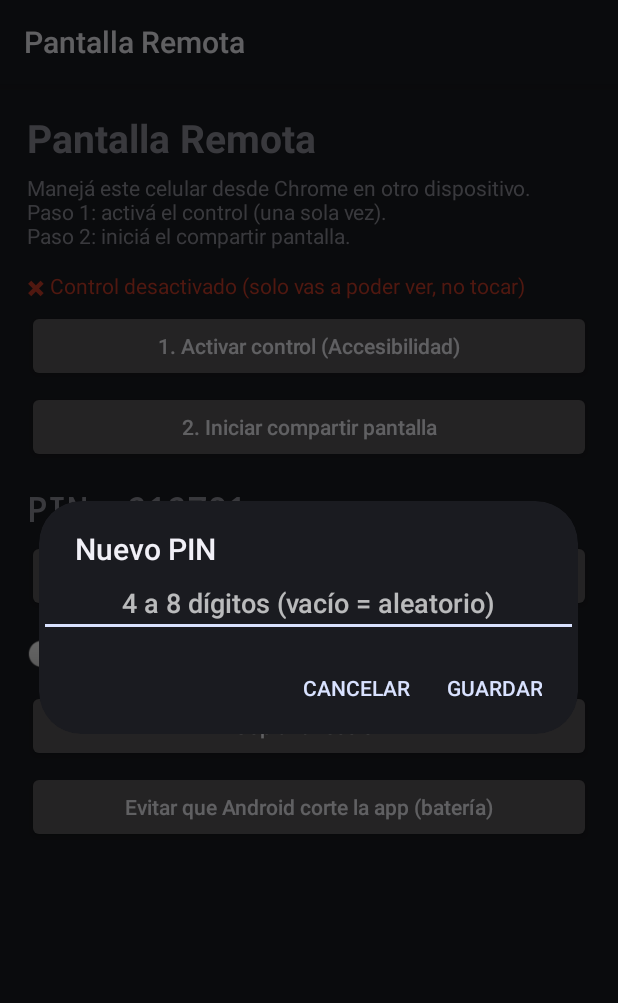
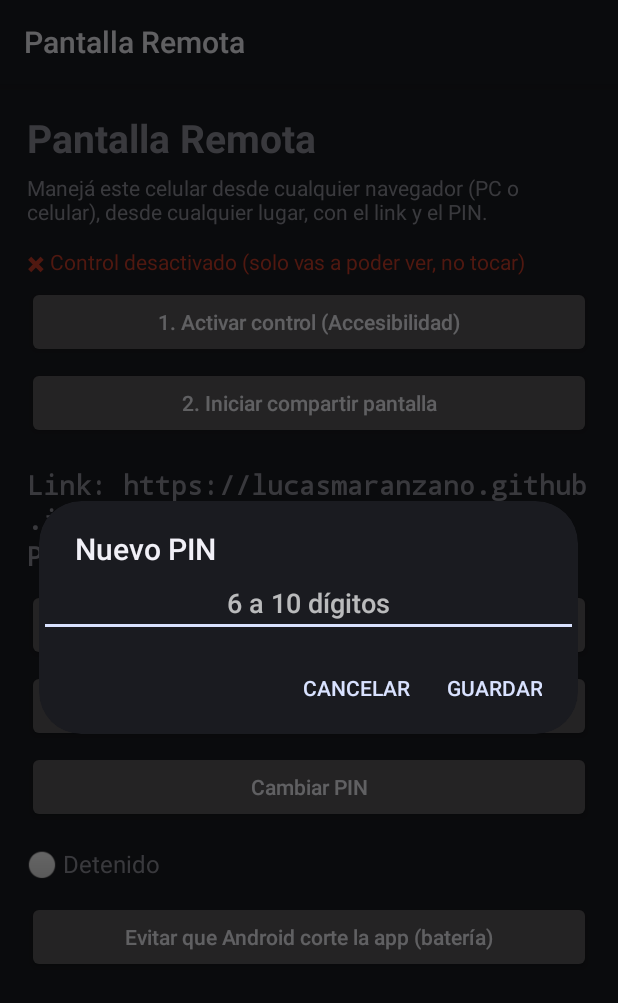
Before and after one commit to lucasmaranzano/apkremota, an Android app: the screen it shows after launch (MainActivity), after a tap on "Cambiar PIN", on a phone screen of 412 x 824 dp. Shown: the top 1003 px of the screen. Run offline under Robolectric (Android 15) with nearby library versions, the phone set to English and light mode, and no system bars; libraries missing offline, so code that uses them is left out: org.webrtc.

Commit message:
Refactor MainActivity and update PIN handling
Refactor MainActivity by removing unused imports and methods, updating UI elements, and changing PIN functionality to accept 6 to 10 digits.

```diff
--- a/app/src/main/java/com/lucas/pantallaremota/MainActivity.java
+++ b/app/src/main/java/com/lucas/pantallaremota/MainActivity.java
@@ -5,9 +5,7 @@ import android.app.Activity;
 import android.app.AlertDialog;
 import android.content.ClipData;
 import android.content.ClipboardManager;
-import android.content.Context;
 import android.content.Intent;
-import android.content.SharedPreferences;
 import android.content.pm.PackageManager;
 import android.graphics.Color;
 import android.graphics.Typeface;
@@ -29,38 +27,15 @@ import android.widget.ScrollView;
 import android.widget.TextView;
 import android.widget.Toast;
 
-import java.net.Inet4Address;
-import java.net.InetAddress;
-import java.net.NetworkInterface;
-import java.security.SecureRandom;
-import java.util.ArrayList;
-import java.util.Collections;
-import java.util.List;
-
 public class MainActivity extends Activity {
 
     private static final int REQ_CAPTURE = 10;
-    private TextView status, accStatus, pinView;
+    private TextView accStatus, codeView, status;
     private Button startBtn;
     private final Handler ui = new Handler(Looper.getMainLooper());
-
-    // ------------------------------------------------------------------ PIN
-
-    static String getPin(Context ctx) {
-        SharedPreferences sp = ctx.getSharedPreferences("cfg", MODE_PRIVATE);
-        String pin = sp.getString("pin", null);
-        if (pin == null) {
-            pin = randomPin();
-            sp.edit().putString("pin", pin).apply();
-        }
-        return pin;
-    }
-
-    private static String randomPin() {
-        return String.format("%06d", new SecureRandom().nextInt(1_000_000));
-    }
-
-    // ------------------------------------------------------------------- UI
+    private final Runnable ticker = new Runnable() {
+        @Override public void run() { refresh(); ui.postDelayed(this, 1500); }
+    };
 
     @Override
     protected void onCreate(Bundle b) {
@@ -78,8 +53,8 @@ public class MainActivity extends Activity {
         root.addView(title);
 
         TextView help = new TextView(this);
-        help.setText("Manejá este celular desde Chrome en otro dispositivo.\n"
-                + "Paso 1: activá el control (una sola vez).\nPaso 2: iniciá el compartir pantalla.");
+        help.setText("Manejá este celular desde cualquier navegador (PC o celular), "
+                + "desde cualquier lugar, con el link y el PIN.");
         help.setPadding(0, dp(6), 0, dp(14));
         root.addView(help);
 
@@ -96,11 +71,28 @@ public class MainActivity extends Activity {
         startBtn.setOnClickListener(v -> toggle());
         root.addView(startBtn);
 
-        pinView = new TextView(this);
-        pinView.setTextSize(22);
-        pinView.setTypeface(Typeface.MONOSPACE, Typeface.BOLD);
-        pinView.setPadding(0, dp(16), 0, 0);
-        root.addView(pinView);
+        codeView = new TextView(this);
+        codeView.setTextSize(18);
+        codeView.setTypeface(Typeface.MONOSPACE, Typeface.BOLD);
+        codeView.setPadding(0, dp(18), 0, dp(4));
+        codeView.setTextIsSelectable(true);
+        root.addView(codeView);
+
+        Button copy = button("Copiar link");
+        copy.setOnClickListener(v -> {
+            ClipboardManager cm = (ClipboardManager) getSystemService(CLIPBOARD_SERVICE);
+            cm.setPrimaryClip(ClipData.newPlainText("link", Config.link(this)));
+            Toast.makeText(this, "Link copiado", Toast.LENGTH_SHORT).show();
+        });
+        root.addView(copy);
+
+        Button share = button("Enviar link (WhatsApp, mail…)");
+        share.setOnClickListener(v -> {
+            Intent i = new Intent(Intent.ACTION_SEND).setType("text/plain")
+                    .putExtra(Intent.EXTRA_TEXT, Config.link(this));
+            startActivity(Intent.createChooser(i, "Enviar link"));
+        });
+        root.addView(share);
 
         Button pinBtn = button("Cambiar PIN");
         pinBtn.setOnClickListener(v -> changePin());
@@ -109,18 +101,7 @@ public class MainActivity extends Activity {
         status = new TextView(this);
         status.setTextSize(16);
         status.setPadding(0, dp(16), 0, dp(8));
-        status.setTextIsSelectable(true);
         root.addView(status);
-
-        Button copy = button("Copiar dirección");
-        copy.setOnClickListener(v -> {
-            List<String> urls = urls();
-            if (urls.isEmpty()) return;
-            ClipboardManager cm = (ClipboardManager) getSystemService(CLIPBOARD_SERVICE);
-            cm.setPrimaryClip(ClipData.newPlainText("url", urls.get(0)));
-            Toast.makeText(this, "Copiada: " + urls.get(0), Toast.LENGTH_SHORT).show();
-        });
-        root.addView(copy);
 
         Button batt = button("Evitar que Android corte la app (batería)");
         batt.setOnClickListener(v -> askBattery());
@@ -152,7 +133,13 @@ public class MainActivity extends Activity {
     @Override
     protected void onResume() {
         super.onResume();
-        refresh();
+        ui.post(ticker);
+    }
+
+    @Override
+    protected void onPause() {
+        super.onPause();
+        ui.removeCallbacks(ticker);
     }
 
     private void refresh() {
@@ -160,26 +147,23 @@ public class MainActivity extends Activity {
         accStatus.setText(acc ? "✔ Control activado" : "✖ Control desactivado (solo vas a poder ver, no tocar)");
         accStatus.setTextColor(acc ? Color.rgb(30, 140, 60) : Color.rgb(200, 60, 40));
 
-        pinView.setText("PIN: " + getPin(this));
+        codeView.setText("Link: " + Config.link(this) + "\nPIN: " + Config.pin(this));
 
-        boolean running = ScreenService.instance != null;
-        startBtn.setText(running ? "Detener compartir pantalla" : "2. Iniciar compartir pantalla");
-        if (running) {
-            StringBuilder sb = new StringBuilder("🟢 Activo. Abrí en Chrome del otro celular:\n\n");
-            List<String> urls = urls();
-            if (urls.isEmpty()) sb.append("(no hay red: conectate a Wi-Fi)\n");
-            for (String u : urls) sb.append(u).append('\n');
-            sb.append("\nLas direcciones 100.x.x.x son de Tailscale (sirven desde cualquier lugar).");
-            status.setText(sb.toString());
+        ScreenService s = ScreenService.instance;
+        startBtn.setText(s != null ? "Detener compartir pantalla" : "2. Iniciar compartir pantalla");
+        if (s != null) {
+            int n = s.viewerCount();
+            status.setText("🟢 Activo — servidor: " + ScreenService.signalState
+                    + "\nConectados ahora: " + n);
         } else {
-            status.setText("⚪ Detenido");
+            status.setText("⚪ Detenido" + ("Detenido".equals(ScreenService.signalState)
+                    ? "" : " — " + ScreenService.signalState));
         }
     }
 
     private void toggle() {
         if (ScreenService.instance != null) {
             startService(new Intent(this, ScreenService.class).setAction(ScreenService.ACTION_STOP));
-            ui.postDelayed(this::refresh, 500);
             return;
         }
         MediaProjectionManager mpm = (MediaProjectionManager) getSystemService(MEDIA_PROJECTION_SERVICE);
@@ -194,29 +178,24 @@ public class MainActivity extends Activity {
             Toast.makeText(this, "Permiso de captura cancelado", Toast.LENGTH_SHORT).show();
             return;
         }
-        Intent svc = new Intent(this, ScreenService.class)
-                .putExtra("code", resultCode)
-                .putExtra("data", data);
-        startForegroundService(svc);
-        ui.postDelayed(this::refresh, 800);
+        startForegroundService(new Intent(this, ScreenService.class).putExtra("data", data));
     }
 
     private void changePin() {
         EditText et = new EditText(this);
         et.setInputType(InputType.TYPE_CLASS_NUMBER);
-        et.setHint("4 a 8 dígitos (vacío = aleatorio)");
+        et.setHint("6 a 10 dígitos");
         et.setGravity(Gravity.CENTER);
         new AlertDialog.Builder(this)
                 .setTitle("Nuevo PIN")
                 .setView(et)
                 .setPositiveButton("Guardar", (d, w) -> {
                     String p = et.getText().toString().trim();
-                    if (p.isEmpty()) p = randomPin();
-                    if (p.length() < 4 || p.length() > 8) {
-                        Toast.makeText(this, "Usá entre 4 y 8 dígitos", Toast.LENGTH_SHORT).show();
+                    if (p.length() < 6 || p.length() > 10) {
+                        Toast.makeText(this, "Usá entre 6 y 10 dígitos", Toast.LENGTH_SHORT).show();
                         return;
                     }
-                    getSharedPreferences("cfg", MODE_PRIVATE).edit().putString("pin", p).apply();
+                    Config.setPin(this, p);
                     refresh();
                 })
                 .setNegativeButton("Cancelar", null)
@@ -236,24 +215,4 @@ public class MainActivity extends Activity {
             startActivity(new Intent(Settings.ACTION_IGNORE_BATTERY_OPTIMIZATION_SETTINGS));
         }
     }
-
-    /** Direcciones http://IP:puerto de todas las redes activas (Wi-Fi, Tailscale, etc.). */
-    private List<String> urls() {
-        List<String> wifi = new ArrayList<>(), other = new ArrayList<>();
-        try {
-            for (NetworkInterface ni : Collections.list(NetworkInterface.getNetworkInterfaces())) {
-                if (!ni.isUp() || ni.isLoopback()) continue;
-                String name = ni.getName();
-                // Datos móviles: esas IP no son alcanzables desde afuera, se omiten.
-                if (name.startsWith("rmnet") || name.startsWith("ccmni") || name.startsWith("dummy")) continue;
-                for (InetAddress a : Collections.list(ni.getInetAddresses())) {
-                    if (!(a instanceof Inet4Address)) continue;
-                    String url = "http://" + a.getHostAddress() + ":" + ScreenService.PORT;
-                    if (ni.getName().startsWith("wlan")) wifi.add(url); else other.add(url);
-                }
-            }
-        } catch (Exception ignored) { }
-        wifi.addAll(other);
-        return wifi;
-    }
 }
```
